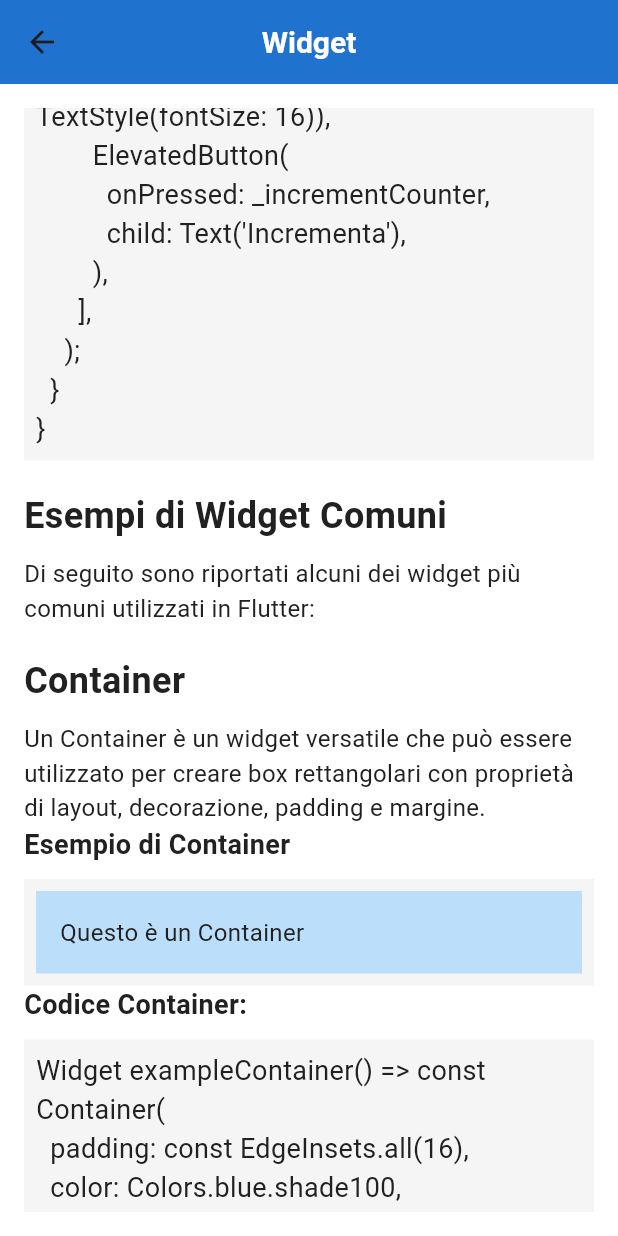
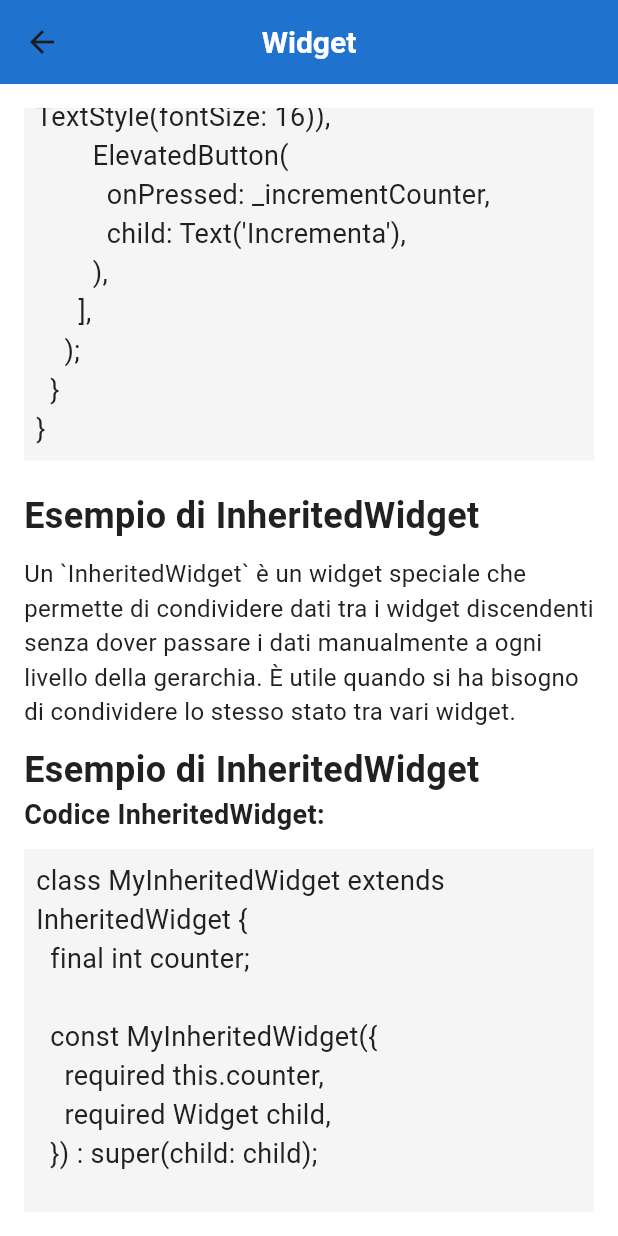
Before and after one commit to TheDollMaster98/flutter_tutorial, a Flutter app: the FlutterStartTutorialWidget screen opened by its route, scrolled down 1728 dp, on a phone screen of 412 x 824 dp. Run offline on Flutter 3.47's test engine with Material 3 defaults, Android fonts, the light colour scheme and no system bars; missing offline and left inert: intro_flutter_0.

Commit message:
aggiunto inheriteWidget

```diff
--- a/lib/flutter_start/flutter_start_tutorial_0_widget/flutter_start_tutorial_0_widget.dart
+++ b/lib/flutter_start/flutter_start_tutorial_0_widget/flutter_start_tutorial_0_widget.dart
@@ -102,90 +102,81 @@ class StatefulExampleState extends State<StatefulExample> {
 }'''),
           ),
           const SizedBox(height: 20),
-          sectionTitle("Esempi di Widget Comuni"),
+          sectionTitle("Esempio di InheritedWidget"),
           const SizedBox(height: 10),
           explanationText(
-            "Di seguito sono riportati alcuni dei widget più comuni utilizzati in Flutter:",
+            "Un `InheritedWidget` è un widget speciale che permette di condividere dati tra i widget discendenti "
+            "senza dover passare i dati manualmente a ogni livello della gerarchia. "
+            "È utile quando si ha bisogno di condividere lo stesso stato tra vari widget.",
           ),
-          const SizedBox(height: 20),
-          sectionTitle("Container"),
           const SizedBox(height: 10),
-          explanationText(
-            "Un Container è un widget versatile che può essere utilizzato per creare box rettangolari con proprietà di layout, decorazione, padding e margine.",
+          sectionTitle("Esempio di InheritedWidget"
+              // const InheritedWidgetExample(),
+              ),
+          propertyExample(
+            "Codice InheritedWidget:",
+            const Text('''
+class MyInheritedWidget extends InheritedWidget {
+  final int counter;
+
+  const MyInheritedWidget({
+    required this.counter,
+    required Widget child,
+  }) : super(child: child);
+
+  static MyInheritedWidget? of(BuildContext context) {
+    return context.dependOnInheritedWidgetOfExactType<MyInheritedWidget>();
+  }
+
+  @override
+  bool updateShouldNotify(MyInheritedWidget oldWidget) {
+    return oldWidget.counter != counter;
+  }
+}
+
+class InheritedWidgetExample extends StatefulWidget {
+  @override
+  _InheritedWidgetExampleState createState() => _InheritedWidgetExampleState();
+}
+
+class _InheritedWidgetExampleState extends State<InheritedWidgetExample> {
+  int _counter = 0;
+
+  void _incrementCounter() {
+    setState(() {
+      _counter++;
+    });
+  }
+
+  @override
+  Widget build(BuildContext context) {
+    return MyInheritedWidget(
+      counter: _counter,
+      child: Column(
+        mainAxisAlignment: MainAxisAlignment.center,
+        children: <Widget>[
+          CounterDisplay(),
+          ElevatedButton(
+            onPressed: _incrementCounter,
+            child: Text('Incrementa'),
           ),
-          propertyExample(
-            "Esempio di Container",
-            exampleContainer(),
-          ),
-          propertyExample(
-            "Codice Container:",
-            const Text('''
-Widget exampleContainer() => const Container(
-  padding: const EdgeInsets.all(16),
-  color: Colors.blue.shade100,
-  child: const Text(
-    'Questo è un Container',
-    style: TextStyle(fontSize: 16),
-  ),
-),'''),
-          ),
-          const SizedBox(height: 20),
-          sectionTitle("Row e Column"),
-          const SizedBox(height: 10),
-          explanationText(
-            "Row e Column sono widget di layout che dispongono i loro figli rispettivamente in una riga o in una colonna.",
-          ),
-          propertyExample(
-            "Esempio di Row",
-            exampleRow(),
-          ),
-          propertyExample(
-            "Codice Row:",
-            const Text('''
-Widget exampleRow() => constRow(
-  mainAxisAlignment: MainAxisAlignment.spaceEvenly,
-  children: const [
-    Text('Elemento 1'),
-    Text('Elemento 2'),
-    Text('Elemento 3'),
-  ],
-),'''),
-          ),
-          propertyExample(
-            "Esempio di Column",
-            exampleColumn(),
-          ),
-          propertyExample(
-            "Codice Column:",
-            const Text('''
-Widget exampleColumn() => const Column(
-  mainAxisAlignment: MainAxisAlignment.spaceEvenly,
-  children: const [
-    Text('Elemento 1'),
-    Text('Elemento 2'),
-    Text('Elemento 3'),
-  ],
-),'''),
-          ),
-          const SizedBox(height: 20),
-          sectionTitle("Creazione di Widget personalizzati"),
-          const SizedBox(height: 10),
-          explanationText(
-            "Puoi creare i tuoi widget personalizzati definendo una funzione che restituisce un widget. Questo può essere utile per riutilizzare componenti UI comuni.",
-          ),
-          propertyExample(
-            "Esempio di Widget personalizzato",
-            exampleCustomWidget(),
-          ),
-          propertyExample(
-            "Codice Widget personalizzato:",
-            const Text('''
-Widget customText() => const Text(
-  'Questo è un widget personalizzato',
-  style: TextStyle(fontSize: 16, color: Colors.purple),
-);
+        ],
+      ),
+    );
+  }
+}
 
-Widget exampleCustomWidget() => customText();'''),
+class CounterDisplay extends StatelessWidget {
+  @override
+  Widget build(BuildContext context) {
+    final int? counter = MyInheritedWidget.of(context)?.counter;
+
+    return Text(
+      'Il valore del contatore è: \$counter',
+      style: TextStyle(fontSize: 24),
+    );
+  }
+}'''),
           ),
         ],
       ),
```
